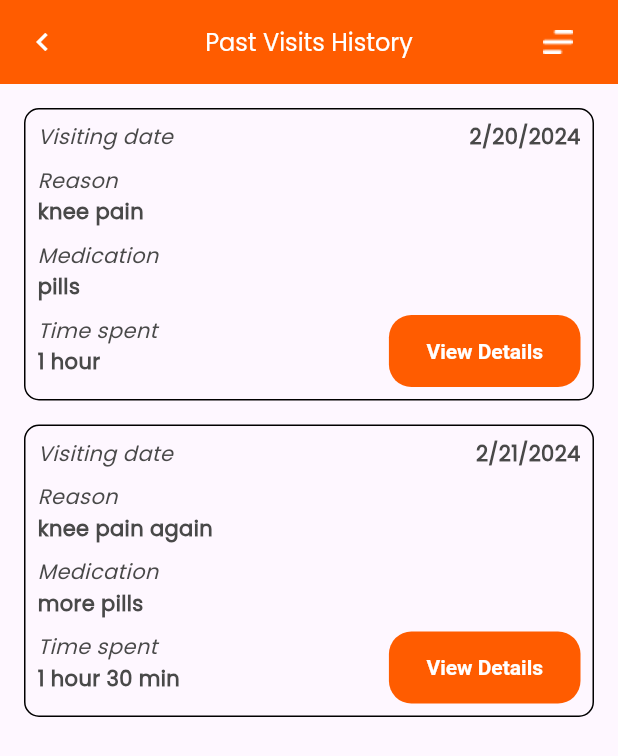
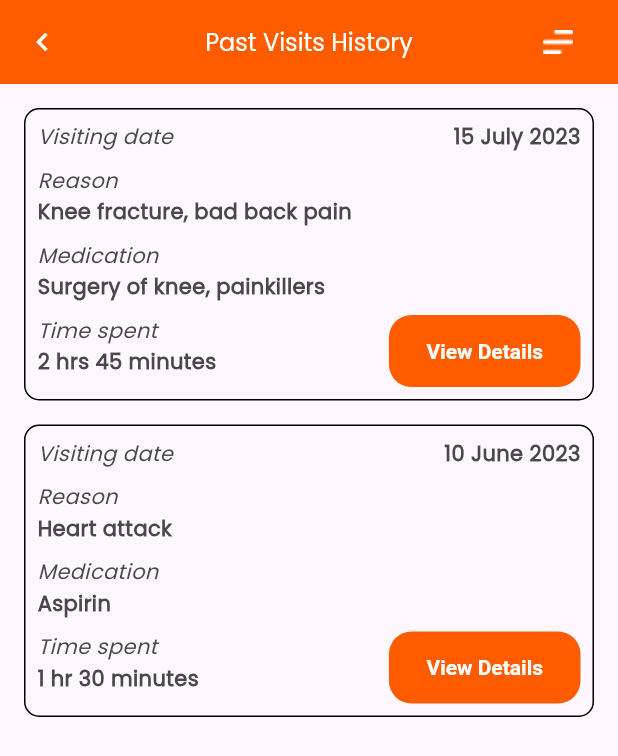
Before and after one commit to JamshedK/Flutter-Training-PI, a Flutter app: the PastVisitsPage screen opened directly, on a phone screen of 412 x 824 dp. Shown: the top 756 px of the screen. Run offline on Flutter 3.47's test engine with Material 3 defaults, Android fonts, the phone set to English and light mode, and no system bars; our stand-ins replace firebase_auth, firebase_core, firebase_messaging, google_sign_in; accounts and stored records are empty.

Commit message:
moved PastVisitsPage to separate file

```diff
--- a/lib/pages/homepage.dart
+++ b/lib/pages/homepage.dart
@@ -6,6 +6,7 @@ import 'package:patient_inform/pages/notifications.dart';
 import 'package:patient_inform/pages/current_visit_page.dart';
 import 'package:patient_inform/pages/profile_screen.dart';
 import 'package:patient_inform/pages/visit_details.dart';
+import 'package:patient_inform/pages/past_visits.dart';
 
 class Homepage extends StatefulWidget {
   const Homepage({super.key});
@@ -371,47 +372,7 @@ class _HomeScreen1State extends State<HomeScreen1> {
       ));
 }
 
-class PastVisitsPage extends StatelessWidget {
-  const PastVisitsPage({super.key});
 
-  final _items = const [
-    PastVisit(
-      visitData: VisitData(
-        date: "2/20/2024",
-        reasonForVisit: "knee pain",
-        medications: "pills",
-        timeSpent: "1 hour",
-      ),
-    ),
-    PastVisit(
-      visitData: VisitData(
-        date: "2/21/2024",
-        reasonForVisit: "knee pain again",
-        medications: "more pills",
-        timeSpent: "1 hour 30 min",
-      ),
-    ),
-  ];
-
-  @override
-  Widget build(BuildContext context) {
-    return Scaffold(
-        appBar: ThemedAppBar(
-          title: 'Past Visits History',
-          context: context,
-        ),
-        body: Padding(
-          padding: const EdgeInsets.all(16.0),
-          child: ListView.separated(
-            separatorBuilder: (_, __) => const SizedBox(
-              height: 16,
-            ),
-            itemCount: _items.length,
-            itemBuilder: (_, index) => _items[index],
-          ),
-        ));
-  }
-}
 
 Widget get _createMRNButton => TextButton(
       onPressed: () async {
--- /dev/null
+++ b/lib/pages/past_visits.dart
@@ -0,0 +1,45 @@
+import 'package:flutter/material.dart';
+import 'package:patient_inform/pages/visits.dart';
+import 'package:patient_inform/widgets/themed_app_bar.dart';
+
+class PastVisitsPage extends StatelessWidget {
+  const PastVisitsPage({super.key});
+
+  final _items = const [
+    PastVisit(
+      visitData: VisitData(
+        date: "15 July 2023",
+        reasonForVisit: "Knee fracture, bad back pain",
+        medications: "Surgery of knee, painkillers",
+        timeSpent: "2 hrs 45 minutes",
+      ),
+    ),
+    PastVisit(
+      visitData: VisitData(
+        date: "10 June 2023",
+        reasonForVisit: "Heart attack",
+        medications: "Aspirin",
+        timeSpent: "1 hr 30 minutes",
+      ),
+    ),
+  ];
+
+  @override
+  Widget build(BuildContext context) {
+    return Scaffold(
+        appBar: ThemedAppBar(
+          title: 'Past Visits History',
+          context: context,
+        ),
+        body: Padding(
+          padding: const EdgeInsets.all(16.0),
+          child: ListView.separated(
+            separatorBuilder: (_, __) => const SizedBox(
+              height: 16,
+            ),
+            itemCount: _items.length,
+            itemBuilder: (_, index) => _items[index],
+          ),
+        ));
+  }
+}
```
